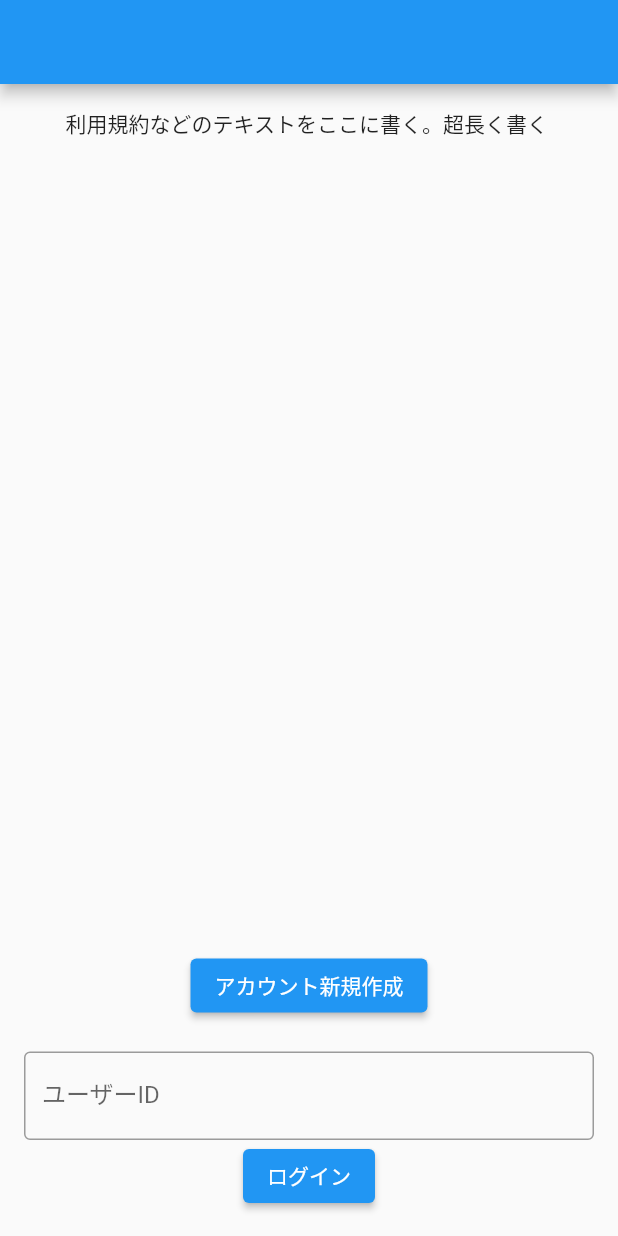
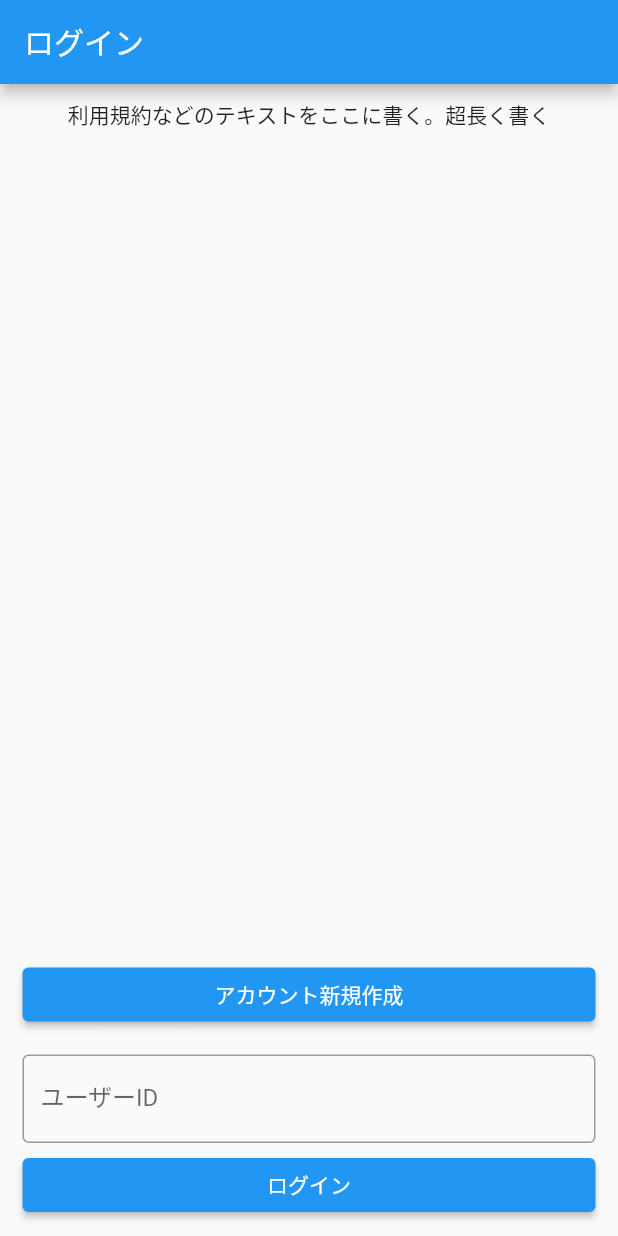
Before and after one commit to ShinoharaTa/nostr_pubcha_client, a Flutter app: the screen it shows after launch, on a phone screen of 412 x 824 dp. Run offline on Flutter 3.47's test engine with Material 2 defaults, Android fonts, the phone set to English and light mode, and no system bars.

Commit message:
ログイン画面のデザイン実装

```diff
--- a/lib/login.dart
+++ b/lib/login.dart
@@ -20,45 +20,56 @@ class LoginScreen extends StatelessWidget {
   Widget build(BuildContext context) {
     return Scaffold(
       appBar: AppBar(
-          // title: Text('ログイン'),
-          ),
+        title: Text('ログイン'),
+      ),
       body: Padding(
-        padding: EdgeInsets.all(16.0),
+        padding: EdgeInsets.symmetric(horizontal: 15, vertical: 10),
         child: Column(
-          mainAxisAlignment: MainAxisAlignment.center,
-          crossAxisAlignment: CrossAxisAlignment.stretch,
+          mainAxisAlignment: MainAxisAlignment.spaceBetween,
           children: <Widget>[
             Expanded(
-              child: SelectableText(
+              child: SingleChildScrollView(
+                  child: Text(
                 termsText,
                 textAlign: TextAlign.center,
+              )),
+            ),
+            SizedBox(
+              width: double.infinity,
+              child: ElevatedButton(
+                child: Text('アカウント新規作成'),
+                onPressed: () {
+                  Navigator.pushAndRemoveUntil(
+                    context,
+                    MaterialPageRoute(builder: (context) => ChatScreen()),
+                    (Route<dynamic> route) => false,
+                  );
+                },
               ),
             ),
-            Column(
-              mainAxisSize: MainAxisSize.min,
-              children: <Widget>[
-                ElevatedButton(
-                  child: Text('アカウント新規作成'),
-                  onPressed: () {
-                    // 新規作成画面に遷移するロジック
-                  },
+            SizedBox(height: 16),
+            SizedBox(
+              width: double.infinity,
+              child: TextField(
+                decoration: InputDecoration(
+                  labelText: 'ユーザーID',
+                  border: OutlineInputBorder(),
                 ),
-                SizedBox(height: 20),
-                TextField(
-                  decoration: InputDecoration(
-                    labelText: 'ユーザーID',
-                    border: OutlineInputBorder(),
-                  ),
-                ),
-                SizedBox(width: 8), // テキストフィールドとボタンの間にスペースを追加
-                ElevatedButton(
+              ),
+            ),
+            SizedBox(height: 4),
+            SizedBox(
+              width: double.infinity,
+              child: ElevatedButton(
                   child: Text('ログイン'),
                   onPressed: () {
-                    // ログイン画面に遷移するロジック
-                  },
-                ),
-              ],
-            ),
+                    Navigator.pushAndRemoveUntil(
+                      context,
+                      MaterialPageRoute(builder: (context) => ChatScreen()),
+                      (Route<dynamic> route) => false,
+                    );
+                  }),
+            )
           ],
         ),
       ),
```
